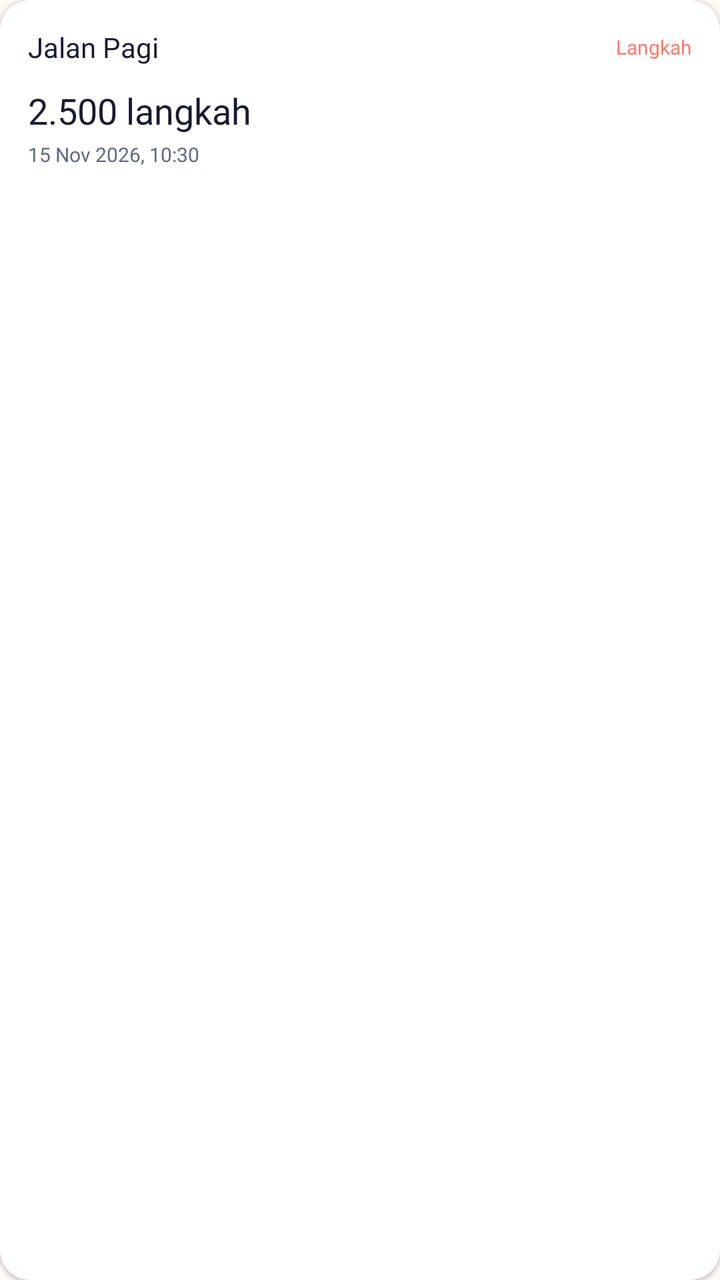
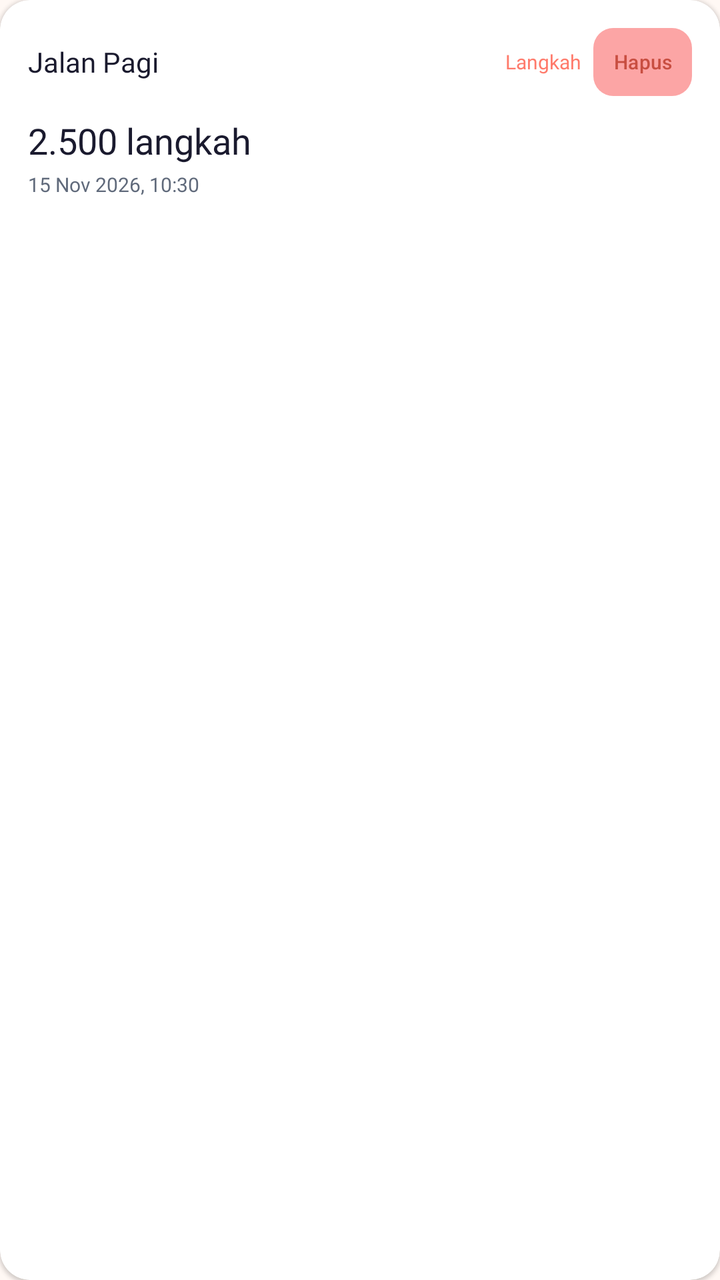

Before-and-after screenshots of an Android layout around one commit, followed by the original layout XML and the change that was made.
<!-- AndroidManifest.xml: application theme Theme.Project_risqullah -->
<!-- res/layout/item_activity_record.xml -->
<?xml version="1.0" encoding="utf-8"?>
<androidx.cardview.widget.CardView
    xmlns:android="http://schemas.android.com/apk/res/android"
    xmlns:app="http://schemas.android.com/apk/res-auto"
    android:layout_width="match_parent"
    android:layout_height="wrap_content"
    android:layout_marginBottom="10dp"
    app:cardBackgroundColor="@color/surface_white"
    app:cardCornerRadius="15dp"
    app:cardElevation="1dp"
    app:cardUseCompatPadding="false">

    <LinearLayout
        android:layout_width="match_parent"
        android:layout_height="wrap_content"
        android:orientation="vertical"
        android:padding="14dp">

        
        <LinearLayout
            android:layout_width="match_parent"
            android:layout_height="wrap_content"
            android:gravity="center_vertical"
            android:orientation="horizontal">

            <TextView
                android:id="@+id/tvRecordName"
                android:layout_width="0dp"
                android:layout_height="wrap_content"
                android:layout_weight="1"
                android:fontFamily="@font/inter_semibold"
                android:maxLines="1"
                android:text="Jalan Pagi"
                android:textColor="@color/navy"
                android:textSize="14sp" />

            <TextView
                android:id="@+id/tvRecordCategory"
                android:layout_width="wrap_content"
                android:layout_height="wrap_content"
                android:fontFamily="@font/inter_semibold"
                android:text="Langkah"
                android:textColor="@color/coral"
                android:textSize="10sp" />

        </LinearLayout>

        
        <TextView
            android:id="@+id/tvRecordAmount"
            android:layout_width="match_parent"
            android:layout_height="wrap_content"
            android:layout_marginTop="10dp"
            android:fontFamily="@font/poppins_bold"
            android:text="2.500 langkah"
            android:textColor="@color/navy"
            android:textSize="18sp" />

        
        <TextView
            android:id="@+id/tvRecordDate"
            android:layout_width="match_parent"
            android:layout_height="wrap_content"
            android:layout_marginTop="3dp"
            android:fontFamily="@font/inter_regular"
            android:text="15 Nov 2026, 10:30"
            android:textColor="@color/text_secondary"
            android:textSize="10sp" />

    </LinearLayout>

</androidx.cardview.widget.CardView>
<!-- resources referenced by this layout -->
<resources>
  <color name="coral">#FF7A6B</color>
  <color name="navy">#1A1A2E</color>
  <color name="surface_white">#FFFFFF</color>
  <color name="text_secondary">#606A7B</color>
  <style name="Theme.Project_risqullah" parent="Base.Theme.Project_risqullah" />
  <style name="Base.Theme.Project_risqullah" parent="Theme.Material3.Light.NoActionBar">
  
          
          <item name="colorPrimary">@color/navy</item>
          <item name="colorOnPrimary">@color/white</item>
  
          <item name="colorSecondary">@color/coral</item>
          <item name="colorOnSecondary">@color/navy</item>
  
          <item name="colorTertiary">@color/green</item>
  
          
          <item name="colorSurface">@color/surface_white</item>
          <item name="colorOnSurface">@color/text_primary</item>
          <item name="colorOutline">@color/border_default</item>
  
          
          <item name="android:colorAccent">@color/coral</item>
          <item name="android:windowBackground">@color/cream</item>
  
          
          <item name="android:statusBarColor">@color/navy</item>
          <item name="android:navigationBarColor">@color/navy</item>
          <item name="android:windowLightStatusBar">false</item>
          <item name="android:windowLightNavigationBar">false</item>
  
      </style>
  <color name="white">#FFFFFFFF</color>
  <color name="green">#52B788</color>
  <color name="text_primary">#1A1A2E</color>
  <color name="border_default">#E5E7EB</color>
  <color name="cream">#FFF8F4</color>
</resources>

<!-- the commit's change to res/layout/item_activity_record.xml (unified diff, before → after) -->
@@ -1,6 +1,5 @@
 <?xml version="1.0" encoding="utf-8"?>
-<androidx.cardview.widget.CardView
-    xmlns:android="http://schemas.android.com/apk/res/android"
+<androidx.cardview.widget.CardView xmlns:android="http://schemas.android.com/apk/res/android"
     xmlns:app="http://schemas.android.com/apk/res-auto"
     android:layout_width="match_parent"
     android:layout_height="wrap_content"
@@ -38,10 +37,29 @@
                 android:id="@+id/tvRecordCategory"
                 android:layout_width="wrap_content"
                 android:layout_height="wrap_content"
+                android:layout_marginEnd="6dp"
                 android:fontFamily="@font/inter_semibold"
                 android:text="Langkah"
                 android:textColor="@color/coral"
                 android:textSize="10sp" />
+
+            <com.google.android.material.button.MaterialButton
+                android:id="@+id/btnDeleteRecord"
+                android:layout_width="wrap_content"
+                android:layout_height="34dp"
+                android:insetTop="0dp"
+                android:insetBottom="0dp"
+                android:minWidth="0dp"
+                android:minHeight="0dp"
+                android:paddingStart="10dp"
+                android:paddingEnd="10dp"
+                android:text="Hapus"
+                android:textAllCaps="false"
+                android:textColor="@color/coral_dark"
+                android:textSize="10sp"
+                app:backgroundTint="@color/soft_red"
+                app:cornerRadius="10dp"
+                app:elevation="0dp" />
 
         </LinearLayout>
 
<!-- resource entries referenced after the edit -->
@@ -1,7 +1,9 @@
 <!-- resources referenced by this layout -->
 <resources>
   <color name="coral">#FF7A6B</color>
+  <color name="coral_dark">#C84E41</color>
   <color name="navy">#1A1A2E</color>
+  <color name="soft_red">#FCA5A5</color>
   <color name="surface_white">#FFFFFF</color>
   <color name="text_secondary">#606A7B</color>
   <style name="Theme.Project_risqullah" parent="Base.Theme.Project_risqullah" />
